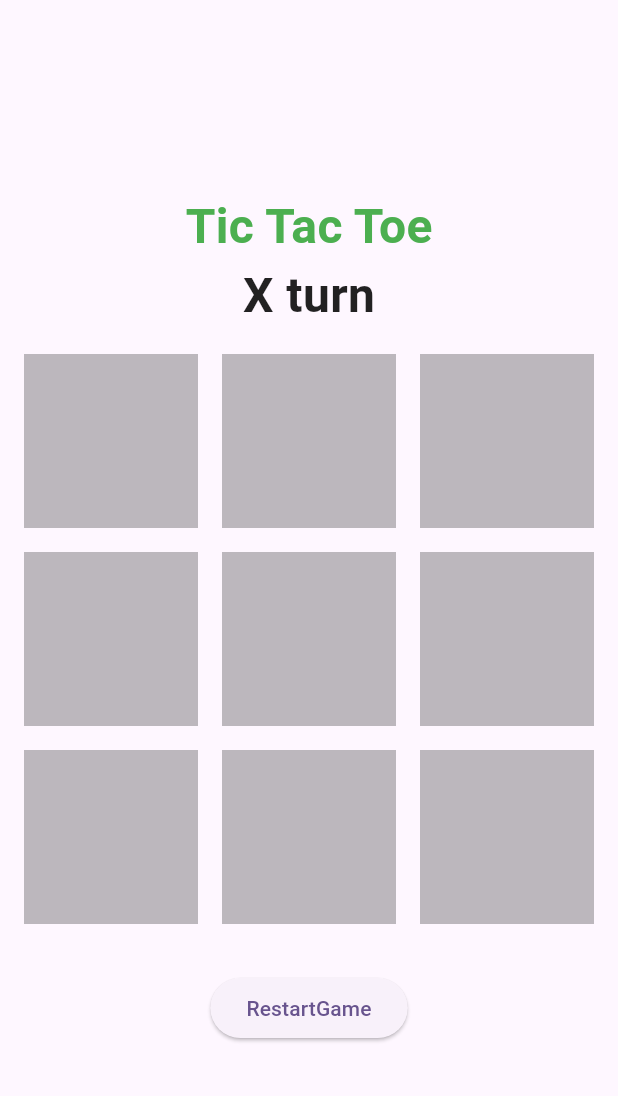
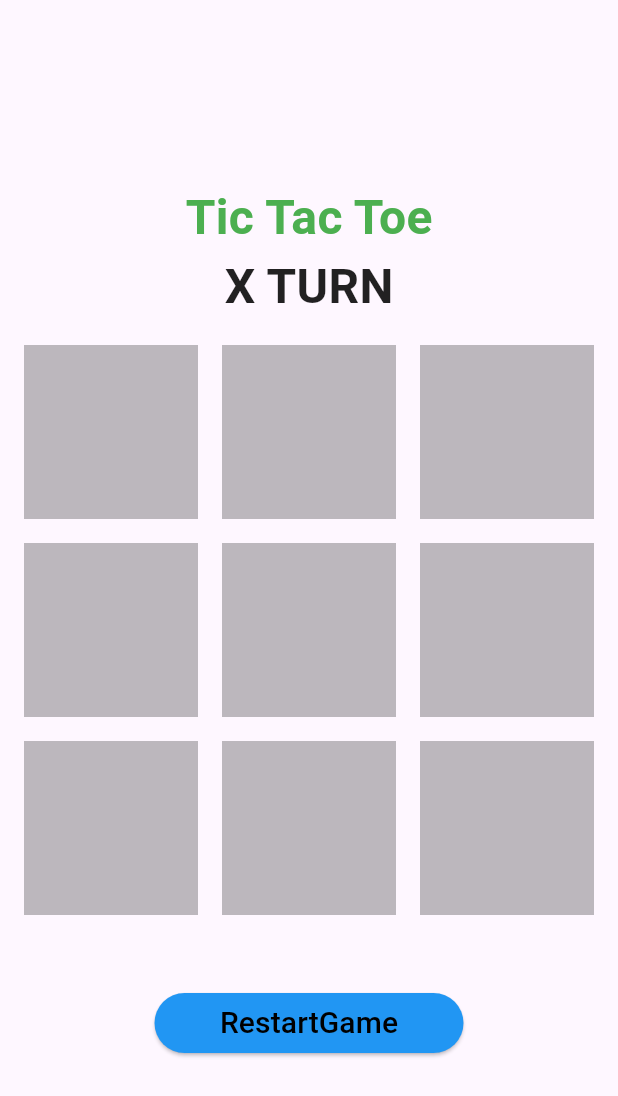
Before and after one commit to henriquesimon/tic_tac_toe, a Flutter app: the screen it shows after launch, after a tap on "RestartGame", on a phone screen of 412 x 824 dp. Shown: the top 1096 px of the screen. Run offline on Flutter 3.47's test engine with Material 3 defaults, Android fonts, the phone set to English and light mode, and no system bars.

Commit message:
_restartButton changes

```diff
--- a/lib/screens/game_screen.dart
+++ b/lib/screens/game_screen.dart
@@ -53,7 +53,7 @@ class _GameScreenState extends State<GameScreen> {
           ),
         ),
         Text(
-          "$currentPlayer turn",
+          "$currentPlayer TURN",
           style: const TextStyle(
             color: Colors.black87,
             fontSize: 32,
@@ -159,13 +159,26 @@ class _GameScreenState extends State<GameScreen> {
   }
 
   _restartButton() {
-    return ElevatedButton(
-        onPressed: () {
-          setState(() {
-            initializeGame();
-          });
-        },
-        child: const Text("RestartGame"));
+    return Padding(
+      padding: const EdgeInsets.only(top:20),
+        child: Container(
+        height: 40,
+        width: MediaQuery.of(context).size.height / 4,
+        child: ElevatedButton(
+          style: ElevatedButton.styleFrom(
+            backgroundColor: Colors.blue,
+            foregroundColor: Colors.black,
+          ),
+            onPressed: () {
+              setState(() {
+                initializeGame();
+              });
+            },
+            child: const Text("RestartGame", style: TextStyle(
+              fontSize: 20,
+            ),)),
+      ),
+    );
   }
 
   checkForDraw() {
```
